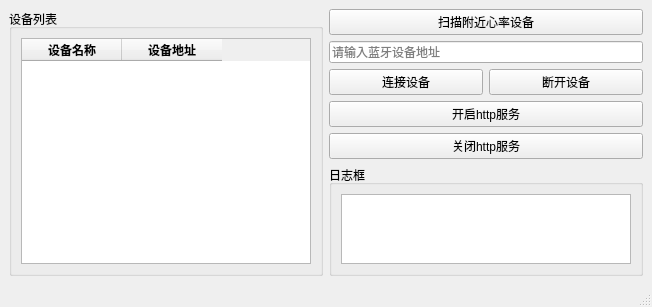
Above: ui/ui_main.ui from a78cat/miband-heart-rate before the change. Below: the same form after it.
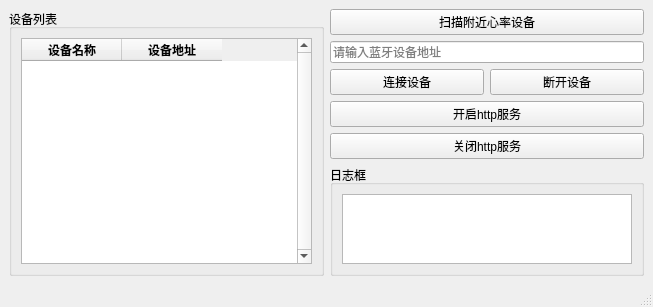
That is the form after the change.

```diff
--- a/ui/ui_main.ui
+++ b/ui/ui_main.ui
@@ -6,8 +6,8 @@
    <rect>
     <x>0</x>
     <y>0</y>
-    <width>652</width>
-    <height>274</height>
+    <width>653</width>
+    <height>294</height>
    </rect>
   </property>
   <property name="windowTitle">
@@ -25,6 +25,9 @@
         <layout class="QGridLayout" name="gridLayout_2">
          <item row="0" column="0">
           <widget class="QTableWidget" name="tableWidget_devicesList">
+           <property name="verticalScrollBarPolicy">
+            <enum>Qt::ScrollBarPolicy::ScrollBarAlwaysOn</enum>
+           </property>
            <property name="editTriggers">
             <set>QAbstractItemView::EditTrigger::NoEditTriggers</set>
            </property>
```
Left out of the diff: 2 changed lines with no effect on the pictures.
